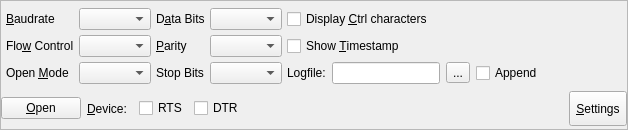
The window that controlpanel.ui (neundorf/CuteCom) describes before a commit, drawn with Qt 5.
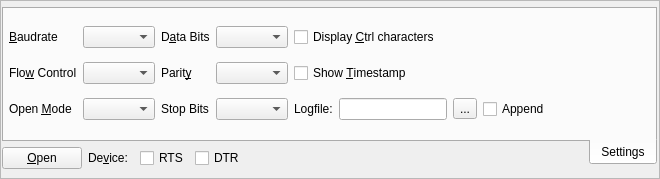
The same window after the commit. Icons and pictures are not drawn. Custom widgets are drawn as their Qt base class.

Commit message: Redesign of control panel UI

```diff
--- a/controlpanel.ui
+++ b/controlpanel.ui
@@ -6,33 +6,69 @@
    <rect>
     <x>0</x>
     <y>0</y>
-    <width>628</width>
-    <height>130</height>
+    <width>660</width>
+    <height>179</height>
    </rect>
   </property>
+  <property name="sizePolicy">
+   <sizepolicy hsizetype="Expanding" vsizetype="Preferred">
+    <horstretch>0</horstretch>
+    <verstretch>0</verstretch>
+   </sizepolicy>
+  </property>
   <property name="autoFillBackground">
    <bool>false</bool>
   </property>
   <property name="frameShape">
    <enum>QFrame::StyledPanel</enum>
   </property>
-  <layout class="QVBoxLayout" name="m_verticalLayout">
-   <property name="spacing">
-    <number>5</number>
-   </property>
-   <property name="leftMargin">
+  <property name="frameShadow">
+   <enum>QFrame::Plain</enum>
+  </property>
+  <property name="lineWidth">
     <number>0</number>
    </property>
-   <property name="topMargin">
-    <number>5</number>
+  <widget class="QTabWidget" name="m_panel_settings">
+   <property name="geometry">
+    <rect>
+     <x>2</x>
+     <y>7</y>
+     <width>655</width>
+     <height>158</height>
+    </rect>
    </property>
-   <property name="rightMargin">
-    <number>0</number>
+   <property name="sizePolicy">
+    <sizepolicy hsizetype="Expanding" vsizetype="Minimum">
+     <horstretch>0</horstretch>
+     <verstretch>0</verstretch>
+    </sizepolicy>
    </property>
-   <property name="bottomMargin">
+   <property name="layoutDirection">
+    <enum>Qt::RightToLeft</enum>
+   </property>
+   <property name="tabPosition">
+    <enum>QTabWidget::South</enum>
+   </property>
+   <property name="currentIndex">
     <number>0</number>
    </property>
-   <item>
+   <widget class="QWidget" name="m_tab_settings">
+    <property name="sizePolicy">
+     <sizepolicy hsizetype="Maximum" vsizetype="Preferred">
+      <horstretch>0</horstretch>
+      <verstretch>0</verstretch>
+     </sizepolicy>
+    </property>
+    <property name="layoutDirection">
+     <enum>Qt::LeftToRight</enum>
+    </property>
+    <attribute name="icon">
+     <iconset resource="resources.qrc">
+      <normaloff>:/images/show.svg</normaloff>:/images/show.svg</iconset>
+    </attribute>
+    <attribute name="title">
+     <string>Settings</string>
+    </attribute>
     <layout class="QGridLayout" name="gridLayout">
      <property name="leftMargin">
       <number>5</number>
@@ -43,7 +79,7 @@
      <item row="1" column="2">
       <widget class="QLabel" name="label_parity">
        <property name="text">
-        <string>&amp;Parity</string>
+        <string>Parit&amp;y</string>
        </property>
        <property name="buddy">
         <cstring>m_combo_parity</cstring>
@@ -216,8 +252,17 @@
       <widget class="QComboBox" name="m_combo_Mode"/>
      </item>
     </layout>
-   </item>
-   <item>
+   </widget>
+  </widget>
+  <widget class="QWidget" name="m_device_control_bar">
+   <property name="geometry">
+    <rect>
+     <x>2</x>
+     <y>140</y>
+     <width>561</width>
+     <height>36</height>
+    </rect>
+   </property>
     <layout class="QHBoxLayout" name="horizontalLayout">
      <property name="spacing">
       <number>6</number>
@@ -232,7 +277,7 @@
      <item>
       <widget class="QLabel" name="label_device">
        <property name="text">
-        <string>&amp;Device:</string>
+       <string>De&amp;vice:</string>
        </property>
        <property name="buddy">
         <cstring>m_combo_device</cstring>
@@ -281,28 +326,8 @@
        </property>
       </spacer>
      </item>
-     <item>
-      <widget class="QToolButton" name="m_bt_settings">
-       <property name="sizePolicy">
-        <sizepolicy hsizetype="Fixed" vsizetype="Fixed">
-         <horstretch>0</horstretch>
-         <verstretch>0</verstretch>
-        </sizepolicy>
-       </property>
-       <property name="minimumSize">
-        <size>
-         <width>0</width>
-         <height>35</height>
-        </size>
-       </property>
-       <property name="text">
-        <string>&amp;Settings</string>
-       </property>
-      </widget>
-     </item>
-    </layout>
-   </item>
-  </layout>
+   </layout>
+  </widget>
  </widget>
  <customwidgets>
   <customwidget>
```
Left out of the diff: 11 changed lines with no effect on the pictures. Lines whose indentation alone changed are shown as unchanged. The commit also changes 7 other files.
